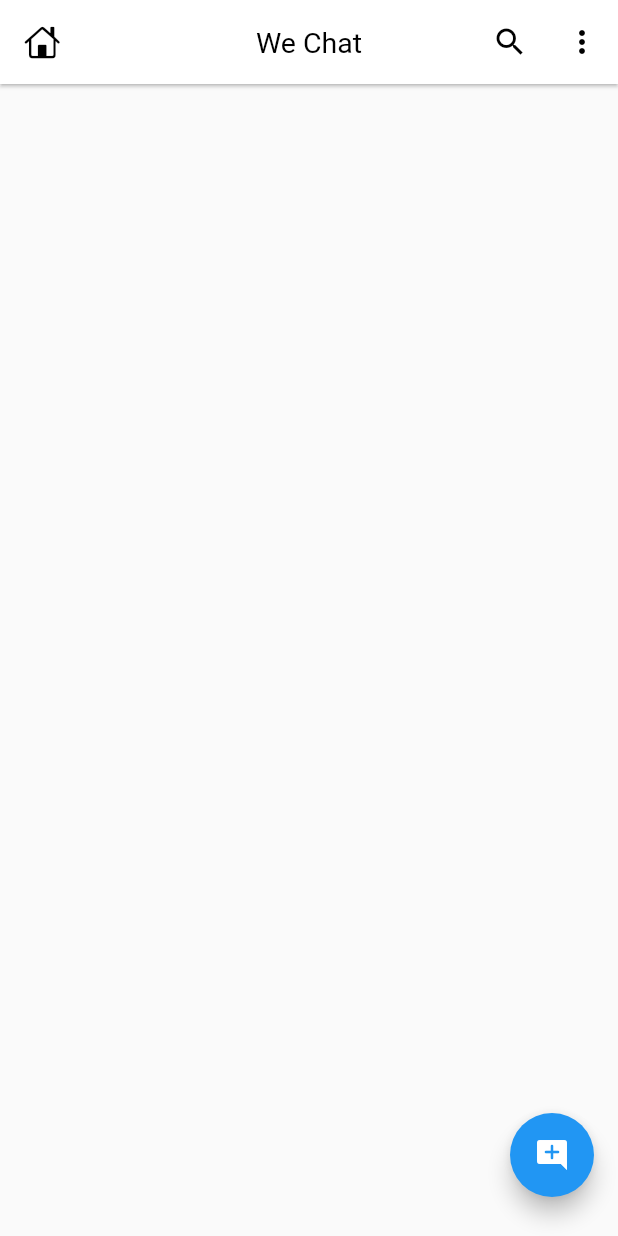
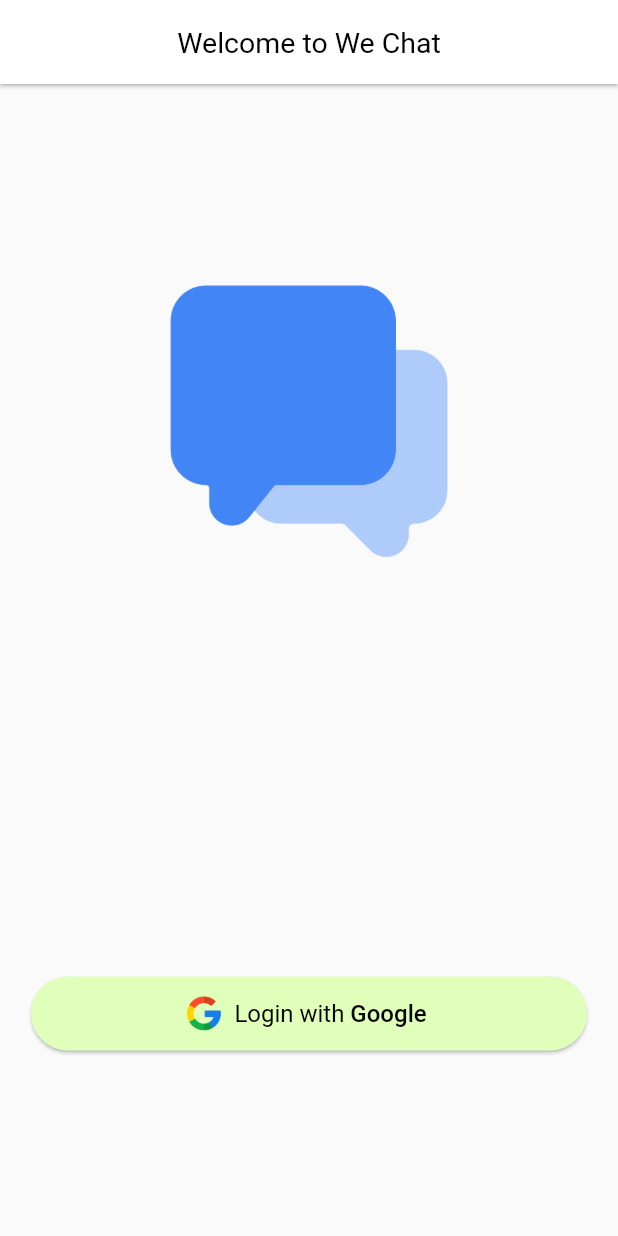
Before and after one commit to ArpitSahu01/we_chat_app, a Flutter app: the screen it shows after launch, on a phone screen of 412 x 824 dp. Run offline on Flutter 3.47's test engine with Material 2 defaults, Android fonts, the phone set to English and light mode, and no system bars.

Commit message:
done with login screen

```diff
--- a/lib/main.dart
+++ b/lib/main.dart
@@ -1,9 +1,12 @@
 import 'package:flutter/material.dart';
+import 'package:we_chat/screens/auth/login_screen.dart';
 import 'package:we_chat/screens/home_screen.dart';
 
 void main() {
   runApp(const MyApp());
 }
+
+late Size mq;
 
 class MyApp extends StatelessWidget {
   const MyApp({super.key});
@@ -25,7 +28,7 @@ class MyApp extends StatelessWidget {
                 fontSize: 19),
             backgroundColor: Colors.white,
           )),
-      home: HomeScreen(),
+      home: LoginScreen(),
     );
   }
 }
--- /dev/null
+++ b/lib/screens/auth/login_screen.dart
@@ -0,0 +1,78 @@
+import 'package:flutter/material.dart';
+
+import '../../main.dart';
+import '../home_screen.dart';
+
+class LoginScreen extends StatefulWidget {
+  const LoginScreen({super.key});
+
+  @override
+  State<LoginScreen> createState() => _LoginScreenState();
+}
+
+class _LoginScreenState extends State<LoginScreen> {
+  bool _isAnimate = false;
+
+  @override
+  void initState() {
+    super.initState();
+    Future.delayed(const Duration(milliseconds: 500), () {
+      setState(() {
+        _isAnimate = true;
+      });
+    });
+  }
+
+  @override
+  Widget build(BuildContext context) {
+    mq = MediaQuery.of(context).size;
+
+    return Scaffold(
+      //app bar
+      appBar: AppBar(
+        automaticallyImplyLeading: false,
+        title: const Text('Welcome to We Chat'),
+      ),
+
+      //body
+      body: Stack(children: [
+        //app logo
+        AnimatedPositioned(
+            top: mq.height * .15,
+            right: _isAnimate ? mq.width * .25 : -mq.width * 0.1,
+            width: mq.width * .5,
+            duration: const Duration(milliseconds: 500),
+            child: Image.asset('assets/images/icon.png')),
+
+        //google login button
+        Positioned(
+            bottom: mq.height * .15,
+            left: mq.width * .05,
+            width: mq.width * .9,
+            height: mq.height * .06,
+            child: ElevatedButton.icon(
+                style: ElevatedButton.styleFrom(
+                    backgroundColor: const Color.fromARGB(255, 223, 255, 187),
+                    shape: const StadiumBorder(),
+                    elevation: 1),
+                onPressed: () {},
+
+                //google icon
+                icon: Image.asset('assets/images/google.png',
+                    height: mq.height * .03),
+
+                //login with google label
+                label: RichText(
+                  text: const TextSpan(
+                      style: TextStyle(color: Colors.black, fontSize: 16),
+                      children: [
+                        TextSpan(text: 'Login with '),
+                        TextSpan(
+                            text: 'Google',
+                            style: TextStyle(fontWeight: FontWeight.w500)),
+                      ]),
+                ))),
+      ]),
+    );
+  }
+}
--- a/lib/screens/home_screen.dart
+++ b/lib/screens/home_screen.dart
@@ -12,6 +12,7 @@ class _HomeScreenState extends State<HomeScreen> {
   @override
   Widget build(BuildContext context) {
     return Scaffold(
+      //app bar
       appBar: AppBar(
         leading: const Icon(CupertinoIcons.home),
         title: const Text("We Chat"),
@@ -20,6 +21,7 @@ class _HomeScreenState extends State<HomeScreen> {
           IconButton(onPressed: () {}, icon: const Icon(Icons.more_vert)),
         ],
       ),
+      //floating Action Button
       floatingActionButton: Padding(
         padding: const EdgeInsets.only(bottom: 10, left: 10),
         child: FloatingActionButton(
```
Also changed, not shown: assets/images/add_image.png (added), assets/images/camera.png (added), assets/images/google.png (added), assets/images/icon.png (added).
